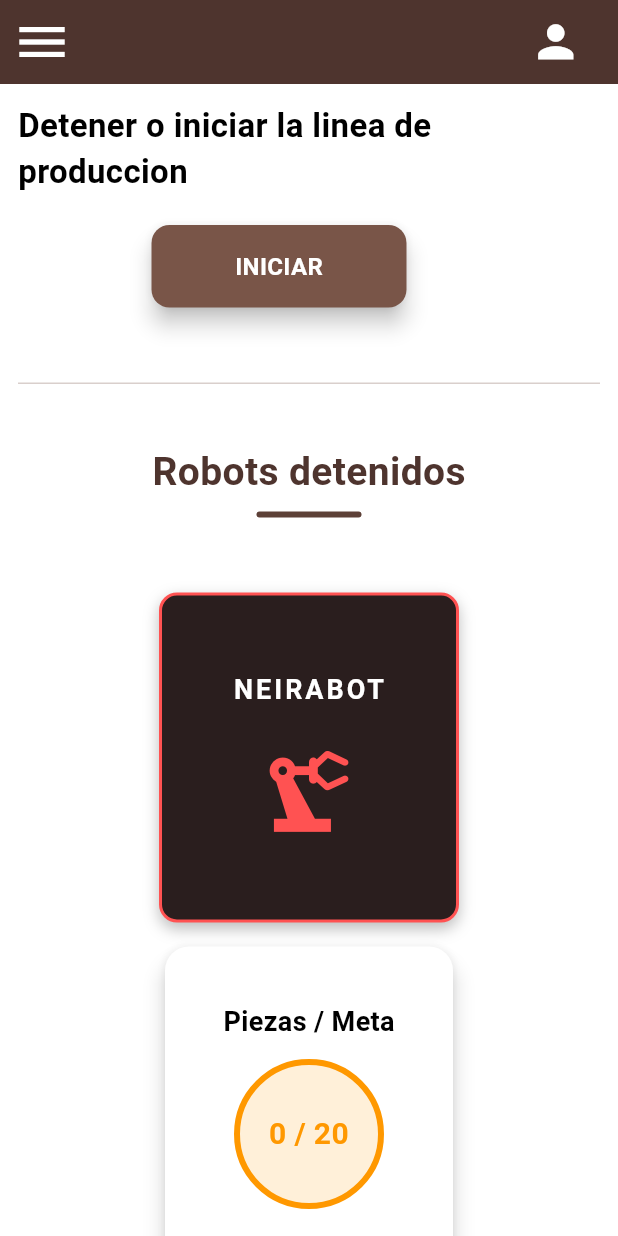
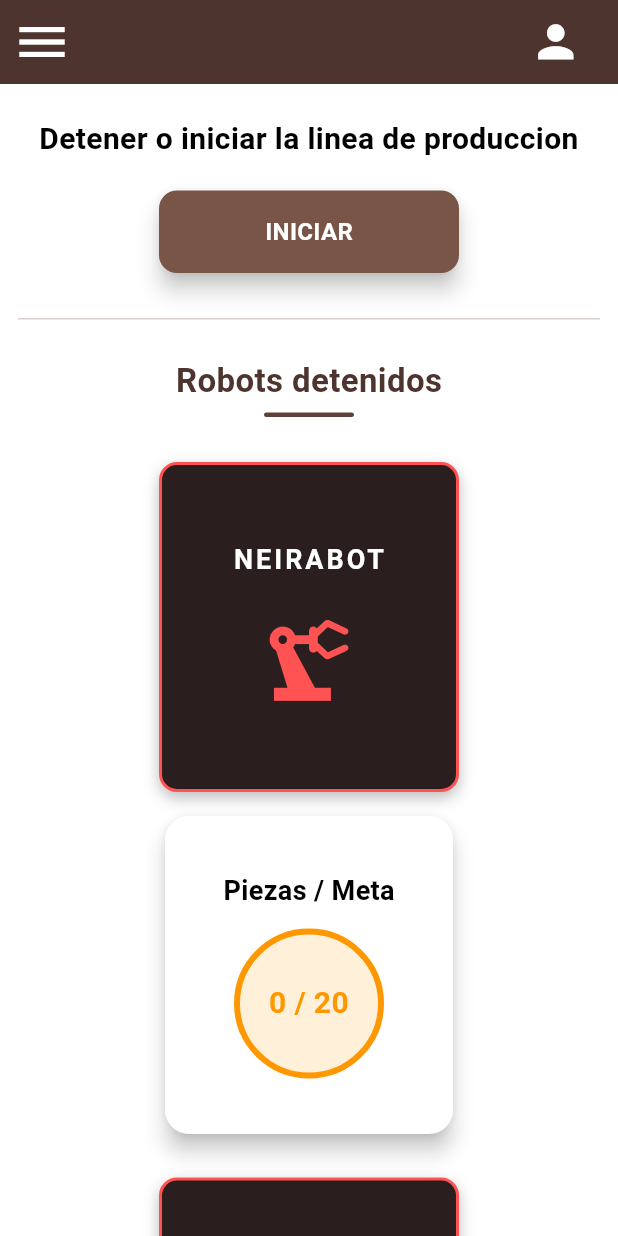
Before and after one commit to Neira497/linea, a Flutter app: the DashboardPage screen opened directly, on a phone screen of 412 x 824 dp. Run offline on Flutter 3.47's test engine with Material 3 defaults, Android fonts, the phone set to English and light mode, and no system bars; our stand-ins replace awesome_dialog, cloud_firestore, firebase_auth, firebase_core; accounts and stored records are empty.

Commit message:
Feat: Telefono front terminado

```diff
--- a/lib/pages/dashboard_page.dart
+++ b/lib/pages/dashboard_page.dart
@@ -19,6 +19,8 @@ class _DashboardPageState extends State<DashboardPage> {
 
   UserModel? usuario;
   bool cargandoUsuario = true;
+
+  final Color cafeApp = Colors.brown.shade800;
 
   @override
   void initState() {
@@ -55,15 +57,12 @@ class _DashboardPageState extends State<DashboardPage> {
       appBar: isDesktop
           ? null
           : AppBar(
-              backgroundColor: Colors.brown.shade800,
+              backgroundColor: cafeApp, // ✅ mismo color
               iconTheme: const IconThemeData(color: Colors.white),
               leading: Builder(
                 builder: (context) {
                   return IconButton(
-                    icon: const Icon(
-                      Icons.menu,
-                      size: 40,
-                    ), // hamburguesa más grande
+                    icon: const Icon(Icons.menu, size: 40),
                     onPressed: () {
                       Scaffold.of(context).openDrawer();
                     },
@@ -120,22 +119,13 @@ class _DashboardPageState extends State<DashboardPage> {
       body: Row(
         children: [
           if (isDesktop) SizedBox(width: 250, child: _buildDrawer()),
-          Expanded(
-            child: Padding(
-              padding: EdgeInsets.only(top: isDesktop ? 0 : 0),
-              child: Align(
-                alignment: isDesktop ? Alignment.topCenter : Alignment.center,
-                child: _buildContent(),
-              ),
-            ),
-          ),
+          Expanded(child: _buildContent()),
         ],
       ),
     );
   }
 
   Widget _buildDrawer() {
-    const Color cafePrincipal = Color(0xFF5D4037);
     const Color grisTexto = Color(0xFF616161);
 
     Widget buildItem({
@@ -156,23 +146,17 @@ class _DashboardPageState extends State<DashboardPage> {
           height: 52,
           padding: const EdgeInsets.symmetric(horizontal: 20),
           decoration: BoxDecoration(
-            color: isSelected
-                ? cafePrincipal.withValues(alpha: .08)
-                : Colors.transparent,
+            color: isSelected ? cafeApp.withValues(alpha: .08) : Colors.transparent,
             border: Border(
               left: BorderSide(
-                color: isSelected ? cafePrincipal : Colors.transparent,
+                color: isSelected ? cafeApp : Colors.transparent,
                 width: 3,
               ),
             ),
           ),
           child: Row(
             children: [
-              Icon(
-                icon,
-                size: 20,
-                color: isSelected ? cafePrincipal : grisTexto,
-              ),
+              Icon(icon, size: 20, color: isSelected ? cafeApp : grisTexto),
               const SizedBox(width: 16),
               Expanded(
                 child: Text(
@@ -181,7 +165,7 @@ class _DashboardPageState extends State<DashboardPage> {
                   style: TextStyle(
                     fontSize: 14,
                     fontWeight: isSelected ? FontWeight.w600 : FontWeight.w500,
-                    color: isSelected ? cafePrincipal : grisTexto,
+                    color: isSelected ? cafeApp : grisTexto,
                   ),
                 ),
               ),
@@ -196,12 +180,12 @@ class _DashboardPageState extends State<DashboardPage> {
       child: SafeArea(
         child: Column(
           children: [
-            /// ===== HEADER CAFÉ =====
+            /// 🔥 HEADER MISMO COLOR QUE APPBAR
             Container(
               height: 120,
               width: double.infinity,
               padding: const EdgeInsets.symmetric(horizontal: 20),
-              decoration: const BoxDecoration(color: cafePrincipal),
+              decoration: BoxDecoration(color: cafeApp),
               child: cargandoUsuario
                   ? const Center(
                       child: CircularProgressIndicator(color: Colors.white),
@@ -250,9 +234,7 @@ class _DashboardPageState extends State<DashboardPage> {
 
             const Divider(height: 1),
 
-            /// ===== MENÚ =====
             Expanded(
-              child: SingleChildScrollView(
               child: Column(
                 children: [
                   const SizedBox(height: 10),
@@ -274,11 +256,9 @@ class _DashboardPageState extends State<DashboardPage> {
                 ],
               ),
             ),
-            ),
 
             const Divider(height: 1),
 
-            /// ===== FOOTER =====
             Padding(
               padding: const EdgeInsets.all(16),
               child: Text(
--- a/lib/pages/dashboard_usuarios_page.dart
+++ b/lib/pages/dashboard_usuarios_page.dart
@@ -95,21 +95,27 @@ class _DashboardUsuariosPageState extends State<DashboardUsuariosPage> {
   }
 
   Widget _buildContenido(BuildContext context, bool isDesktop) {
+    if (!isDesktop) {
+      /// ================= MOBILE MEJORADO =================
       return Column(
-      mainAxisSize: MainAxisSize.min,
+        crossAxisAlignment: CrossAxisAlignment.center,
         children: [
+          const SizedBox(height: 10),
+
           const Text(
             "Detener o iniciar la linea de produccion",
-          style: TextStyle(fontSize: 22, fontWeight: FontWeight.bold),
+            textAlign: TextAlign.center,
+            style: TextStyle(fontSize: 20, fontWeight: FontWeight.bold),
           ),
+
           const SizedBox(height: 20),
 
-        /// ===== BOTON =====
-        Row(
-          mainAxisAlignment: MainAxisAlignment.center,
-          children: [
+          /// BOTÓN CENTRADO
           SizedBox(
-              width: 170,
+            width: double.infinity,
+            child: Center(
+              child: SizedBox(
+                width: 200,
                 height: 55,
                 child: Material(
                   elevation: 6,
@@ -150,59 +156,12 @@ class _DashboardUsuariosPageState extends State<DashboardUsuariosPage> {
                   ),
                 ),
               ),
-
-            const SizedBox(width: 40),
-
-            /// ===== CRONOMETRO PROFESIONAL =====
-            if (!funcionamientoLinea && razonDetencion != null)
-              isDesktop
-                  ? Container(
-                      padding: const EdgeInsets.symmetric(
-                        horizontal: 24,
-                        vertical: 18,
-                      ),
-                      decoration: BoxDecoration(
-                        color: cafeClaro.withValues(alpha: .15),
-                        borderRadius: BorderRadius.circular(12),
-                        border: Border(
-                          left: BorderSide(color: cafePrincipal, width: 6),
             ),
           ),
-                      child: Column(
-                        crossAxisAlignment: CrossAxisAlignment.start,
-                        children: [
-                          Text(
-                            "LÍNEA DETENIDA",
-                            style: TextStyle(
-                              fontSize: 12,
-                              letterSpacing: 1.2,
-                              fontWeight: FontWeight.bold,
-                              color: cafePrincipal,
-                            ),
-                          ),
-                          const SizedBox(height: 4),
-                          Text(
-                            razonDetencion!,
-                            style: const TextStyle(
-                              fontSize: 18,
-                              fontWeight: FontWeight.w600,
-                            ),
-                          ),
-                          const SizedBox(height: 10),
-                          Text(
-                            _formatearTiempo(tiempoDetenido),
-                            style: TextStyle(
-                              fontSize: 36,
-                              fontWeight: FontWeight.bold,
-                              letterSpacing: 2,
-                              color: cafeOscuro,
-                            ),
-                          ),
-                        ],
-                      ),
-                    )
-                  : Column(
-                      children: [
+
+          /// CRONÓMETRO ABAJO DEL BOTÓN
+          if (!funcionamientoLinea && razonDetencion != null) ...[
+            const SizedBox(height: 15),
             Text(
               "Línea detenida por:",
               style: TextStyle(
@@ -210,35 +169,26 @@ class _DashboardUsuariosPageState extends State<DashboardUsuariosPage> {
                 color: cafePrincipal,
               ),
             ),
-                        Text(
-                          razonDetencion!,
-                          style: const TextStyle(fontSize: 20),
-                        ),
+            const SizedBox(height: 4),
+            Text(razonDetencion!, style: const TextStyle(fontSize: 18)),
             const SizedBox(height: 6),
             Text(
               _formatearTiempo(tiempoDetenido),
-                          style: const TextStyle(
-                            fontSize: 28,
-                            fontWeight: FontWeight.bold,
-                          ),
+              style: const TextStyle(fontSize: 26, fontWeight: FontWeight.bold),
             ),
           ],
-                    ),
-          ],
-        ),
 
-        const SizedBox(height: 50),
+          const SizedBox(height: 30),
 
-        /// ===== SEPARADOR =====
           Container(
             height: 1,
             width: double.infinity,
             color: cafeClaro.withValues(alpha: .4),
           ),
 
-        const SizedBox(height: 40),
+          const SizedBox(height: 25),
 
-        /// ===== TITULO ROBOTS =====
+          /// TÍTULO ROBOTS MÁS COMPACTO
           Column(
             children: [
               Text(
@@ -246,15 +196,15 @@ class _DashboardUsuariosPageState extends State<DashboardUsuariosPage> {
                     ? "Robots en funcionamiento"
                     : "Robots detenidos",
                 style: TextStyle(
-                fontSize: 26,
+                  fontSize: 22,
                   fontWeight: FontWeight.bold,
                   color: funcionamientoLinea ? cafeMedio : cafeOscuro,
                 ),
               ),
-            const SizedBox(height: 8),
+              const SizedBox(height: 6),
               Container(
-              width: 70,
-              height: 4,
+                width: 60,
+                height: 3,
                 decoration: BoxDecoration(
                   color: funcionamientoLinea ? cafeClaro : cafePrincipal,
                   borderRadius: BorderRadius.circular(10),
@@ -263,14 +213,9 @@ class _DashboardUsuariosPageState extends State<DashboardUsuariosPage> {
             ],
           ),
 
-        const SizedBox(height: 50),
+          const SizedBox(height: 30),
 
-        /// ===== ROBOTS =====
-        isDesktop
-            ? Row(
-                mainAxisAlignment: MainAxisAlignment.center,
-                crossAxisAlignment: CrossAxisAlignment.start,
-                children: [
+          /// ROBOTS MÁS JUNTOS
           RobotSection(
             funcionamientoLinea: funcionamientoLinea,
             title: "NEIRABOT",
@@ -278,7 +223,9 @@ class _DashboardUsuariosPageState extends State<DashboardUsuariosPage> {
             meta: 20,
             tipo: "Piezas",
           ),
-                  const SizedBox(width: 140),
+
+          const SizedBox(height: 25),
+
           RobotSection(
             funcionamientoLinea: funcionamientoLinea,
             title: "ROBOT 2",
@@ -286,27 +233,23 @@ class _DashboardUsuariosPageState extends State<DashboardUsuariosPage> {
             meta: 10,
             tipo: "Cajas",
           ),
+
+          const SizedBox(height: 20),
         ],
-              )
-            : Column(
+      );
+    }
+
+    /// ================= DESKTOP (LO DEJAMOS IGUAL) =================
+    return Column(
+      mainAxisSize: MainAxisSize.min,
       children: [
-                  RobotSection(
-                    funcionamientoLinea: funcionamientoLinea,
-                    title: "NEIRABOT",
-                    current: 0,
-                    meta: 20,
-                    tipo: "Piezas",
+        // TU CÓDIGO ACTUAL DE DESKTOP
+        const Text(
+          "Detener o iniciar la linea de produccion",
+          style: TextStyle(fontSize: 22, fontWeight: FontWeight.bold),
         ),
         const SizedBox(height: 20),
-                  RobotSection(
-                    funcionamientoLinea: funcionamientoLinea,
-                    title: "ROBOT 2",
-                    current: 10,
-                    meta: 10,
-                    tipo: "Cajas",
-                  ),
-                ],
-              ),
+        // el resto lo dejas igual como ya lo tienes
       ],
     );
   }
```
Lines whose indentation alone changed are shown as unchanged.
